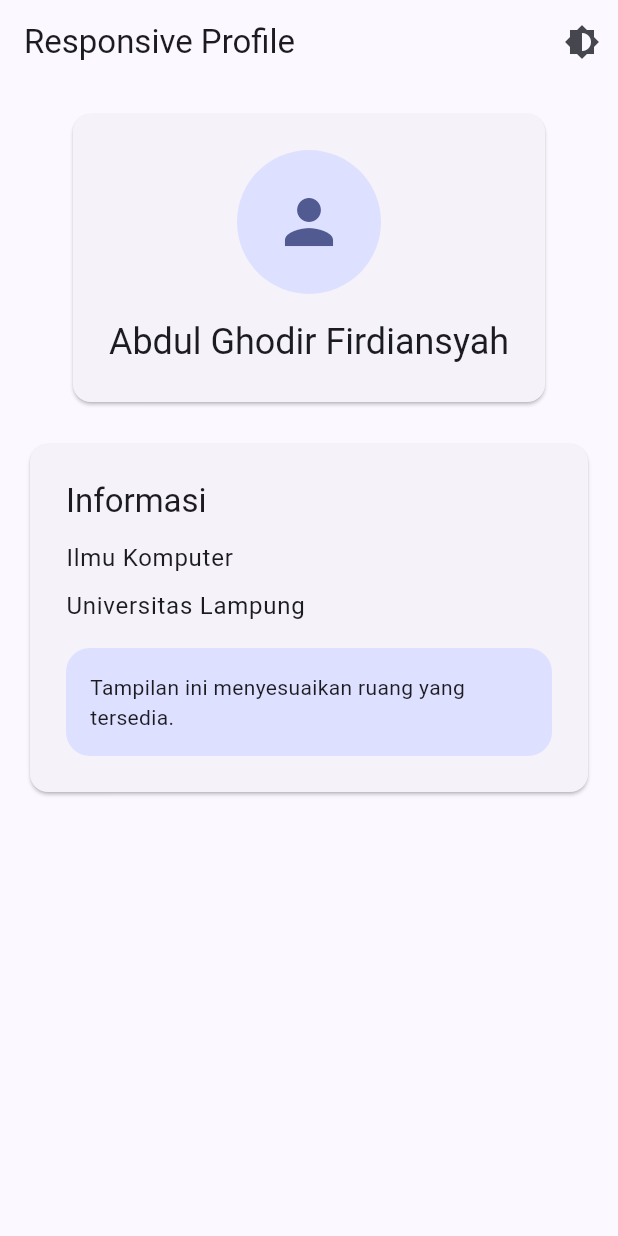
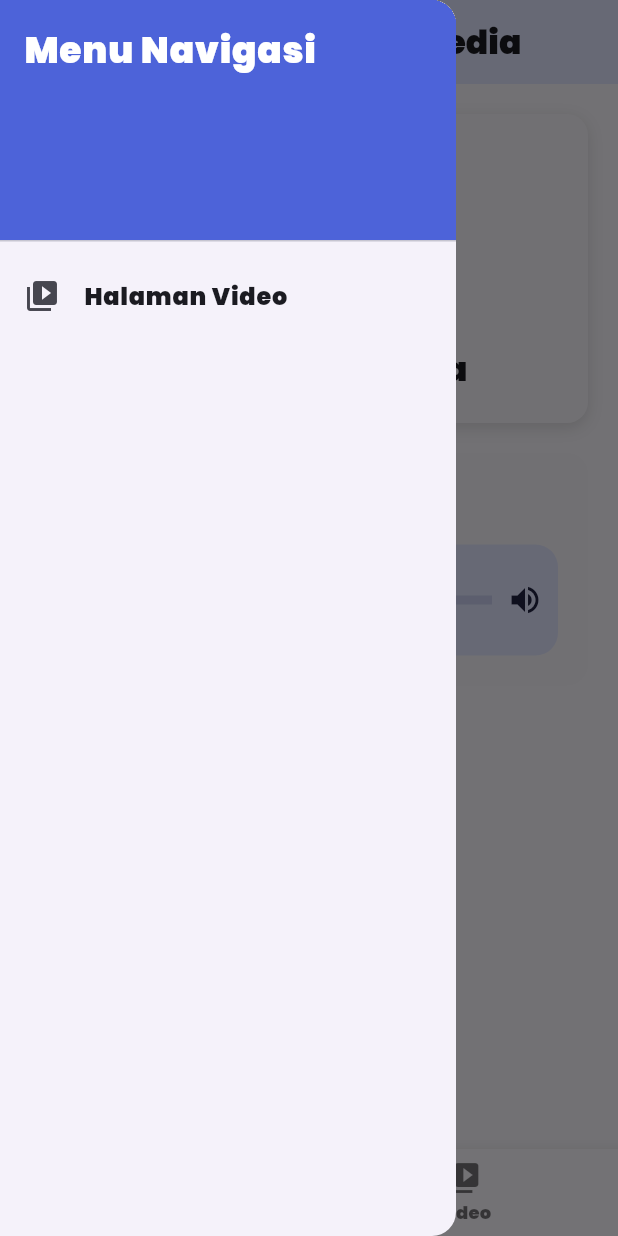
Before and after one commit to AbdulGhodir/prak-mobilelanjut-2417051054, a Flutter app: the screen it shows after launch, with the side drawer open (before the commit the screen has no drawer), on a phone screen of 412 x 824 dp. Run offline on Flutter 3.47's test engine with Material 3 defaults, Android fonts, the phone set to English and light mode, and no system bars; our stand-ins replace audioplayers.

Commit message:
Pertemuan 6: Assets, Media dan Routing

```diff
--- /dev/null
+++ b/lib/assets_media.dart
@@ -0,0 +1,197 @@
+import 'package:flutter/material.dart';
+import 'package:audioplayers/audioplayers.dart';
+
+class AssetsMediaPage extends StatefulWidget {
+  const AssetsMediaPage({super.key});
+
+  @override
+  State<AssetsMediaPage> createState() => _AssetsMediaPageState();
+}
+
+class _AssetsMediaPageState extends State<AssetsMediaPage> {
+  final AudioPlayer player = AudioPlayer();
+  bool isPlaying = false;
+  int _currentIndex = 0; // State untuk mengontrol tab BottomNavigationBar
+
+  void playAudio() async {
+    if (isPlaying) {
+      await player.pause();
+    } else {
+      await player.play(AssetSource('audios/musik.mp3'));
+    }
+    setState(() {
+      isPlaying = !isPlaying;
+    });
+  }
+
+  @override
+  void dispose() {
+    player.dispose();
+    super.dispose();
+  }
+
+  @override
+  Widget build(BuildContext context) {
+    return Scaffold(
+      backgroundColor: const Color(0xFFF8F6FC),
+      // --- PENAMBAHAN APPBAR ---
+      appBar: AppBar(
+        title: const Text('Beranda Assets & Media'),
+        backgroundColor: const Color(0xFFE1E5FF),
+      ),
+      // --- PENAMBAHAN DRAWER (MENU SAMPING) ---
+      drawer: Drawer(
+        child: ListView(
+          padding: EdgeInsets.zero,
+          children: [
+            const DrawerHeader(
+              decoration: BoxDecoration(color: Color(0xFF4D63D9)),
+              child: Text(
+                'Menu Navigasi',
+                style: TextStyle(color: Colors.white, fontSize: 24),
+              ),
+            ),
+            ListTile(
+              leading: const Icon(Icons.video_library),
+              title: const Text('Halaman Video'),
+              onTap: () {
+                // Menutup drawer terlebih dahulu (Pop)
+                Navigator.pop(context);
+                // Berpindah ke halaman detail sambil membawa data (PushNamed + Arguments)
+                Navigator.pushNamed(
+                  context,
+                  '/detail',
+                  arguments: 'Data dari Halaman Beranda',
+                );
+              },
+            ),
+          ],
+        ),
+      ),
+      // --- KONTEN UTAMA (KODE LAMA) ---
+      body: SafeArea(
+        child: SingleChildScrollView(
+          padding: const EdgeInsets.all(20),
+          child: Column(
+            children: [
+              // Kontainer Profil
+              Container(
+                width: double.infinity,
+                padding: const EdgeInsets.all(20),
+                decoration: BoxDecoration(
+                  color: const Color(0xFFF7F5FB),
+                  borderRadius: BorderRadius.circular(14),
+                  boxShadow: const [
+                    BoxShadow(
+                      color: Colors.black12,
+                      blurRadius: 8,
+                      offset: Offset(0, 3),
+                    ),
+                  ],
+                ),
+                child: Column(
+                  children: [
+                    ClipOval(
+                      child: Image.asset(
+                        'assets/images/cupang.png',
+                        width: 120,
+                        height: 120,
+                        fit: BoxFit.cover,
+                      ),
+                    ),
+                    const SizedBox(height: 15),
+                    const Text(
+                      'Nama Mahasiswa',
+                      style: TextStyle(
+                        fontFamily: 'Poppins',
+                        fontSize: 22,
+                        fontWeight: FontWeight.bold,
+                      ),
+                    ),
+                  ],
+                ),
+              ),
+              const SizedBox(height: 20),
+
+              Container(
+                width: double.infinity,
+                padding: const EdgeInsets.all(20),
+                decoration: BoxDecoration(
+                  color: const Color(0xFFF7F5FB),
+                  borderRadius: BorderRadius.circular(14),
+                ),
+                child: Column(
+                  crossAxisAlignment: CrossAxisAlignment.start,
+                  children: [
+                    const Text(
+                      'Audio Motivasi',
+                      style: TextStyle(
+                        fontFamily: 'Poppins',
+                        fontSize: 18,
+                        fontWeight: FontWeight.bold,
+                      ),
+                    ),
+                    const SizedBox(height: 15),
+                    Container(
+                      padding: const EdgeInsets.all(10),
+                      decoration: BoxDecoration(
+                        color: const Color(0xFFE1E5FF),
+                        borderRadius: BorderRadius.circular(15),
+                      ),
+                      child: Row(
+                        children: [
+                          CircleAvatar(
+                            radius: 27,
+                            backgroundColor: const Color(0xFF4D63D9),
+                            child: IconButton(
+                              onPressed: playAudio,
+                              icon: Icon(
+                                isPlaying ? Icons.pause : Icons.play_arrow,
+                                color: Colors.white,
+                              ),
+                            ),
+                          ),
+                          const SizedBox(width: 12),
+                          const Expanded(
+                            child: LinearProgressIndicator(
+                              minHeight: 6,
+                              backgroundColor: Color(0xFFC8CDEF),
+                              valueColor: AlwaysStoppedAnimation(
+                                Color(0xFF4D63D9),
+                              ),
+                            ),
+                          ),
+                          const SizedBox(width: 10),
+                          const Icon(Icons.volume_up, color: Color(0xFF202342)),
+                        ],
+                      ),
+                    ),
+                  ],
+                ),
+              ),
+            ],
+          ),
+        ),
+      ),
+
+      bottomNavigationBar: BottomNavigationBar(
+        currentIndex: _currentIndex,
+        onTap: (index) {
+          setState(() {
+            _currentIndex = index;
+          });
+          if (index == 1) {
+            Navigator.pushNamed(context, '/detail');
+          }
+        },
+        items: const [
+          BottomNavigationBarItem(icon: Icon(Icons.home), label: 'Beranda'),
+          BottomNavigationBarItem(
+            icon: Icon(Icons.video_library),
+            label: 'Video',
+          ),
+        ],
+      ),
+    );
+  }
+}
--- a/lib/main.dart
+++ b/lib/main.dart
@@ -1,37 +1,32 @@
 import 'package:flutter/material.dart';
-import 'app_theme.dart';
-import 'responsive_profile_page.dart';
+import 'detail_page.dart';
+import 'assets_media.dart';
 
 void main() {
   runApp(const MyApp());
 }
 
-class MyApp extends StatefulWidget {
+class MyApp extends StatelessWidget {
   const MyApp({super.key});
-
-  @override
-  State<MyApp> createState() => _MyAppState();
-}
-
-class _MyAppState extends State<MyApp> {
-  ThemeMode themeMode = ThemeMode.light;
-
-  void toggleTheme() {
-    setState(() {
-      themeMode = themeMode == ThemeMode.light ? ThemeMode.dark : ThemeMode.light;
-    });
-  }
 
   @override
   Widget build(BuildContext context) {
     return MaterialApp(
-      title: 'Responsive Profile',
       debugShowCheckedModeBanner: false,
-      theme: AppTheme.lightTheme,
-      darkTheme: AppTheme.darkTheme,
-      home: ResponsiveProfilePage(
-        onThemeChanged: toggleTheme,
+      title: 'Assets Media & Navigation',
+
+      theme: ThemeData(
+        useMaterial3: true,
+        fontFamily: 'Poppins',
+        colorScheme: ColorScheme.fromSeed(
+          seedColor: const Color(0xFF4D63D9),
+        ),
       ),
+      initialRoute: '/',
+      routes: {
+        '/': (context) => const AssetsMediaPage(),
+        '/detail': (context) => const DetaiPage()
+      },
     );
   }
 }
```
Also changed, not shown: lib/detail_page.dart (added, +43 -0 lines), pubspec.yaml (+12 -13 lines), assets/fonts/poppins-black.ttf (added), pubspec.lock, 7 other files.
